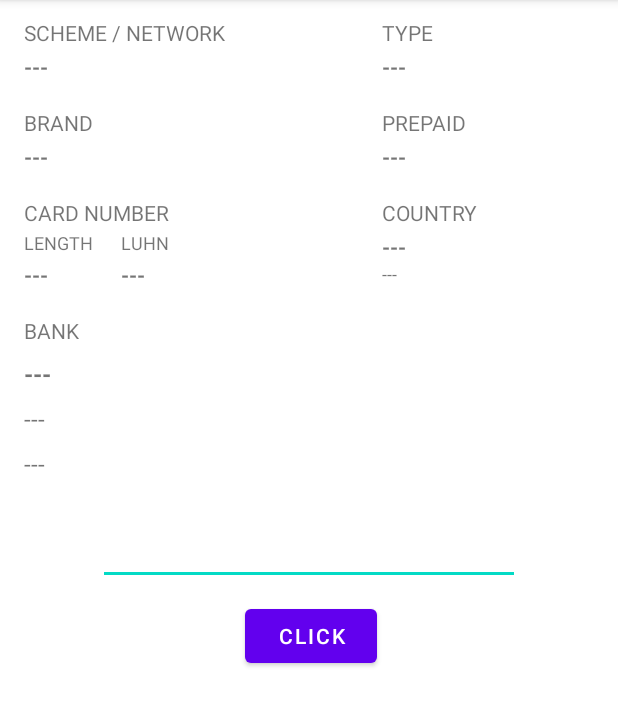
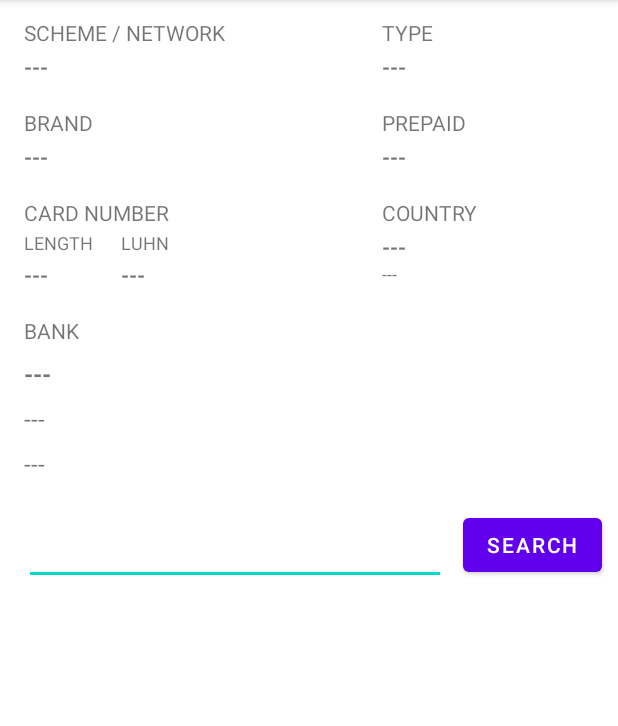
Before and after one commit to Ovsyanka7/binlookup, an Android app: the screen it shows after launch (MainActivity), on a phone screen of 412 x 824 dp, the part 84-810 px from its top. Run offline under Robolectric (Android 15) with nearby library versions, the phone set to English and light mode, and no system bars.

Commit message:
Добавление SQLite и AutoCompleteTextView

```diff
--- /dev/null
+++ b/app/src/main/java/com/example/binlookup/Databases.kt
@@ -0,0 +1,43 @@
+package com.example.binlookup
+
+import android.content.ContentValues
+import android.database.Cursor
+import android.database.sqlite.SQLiteDatabase
+import androidx.appcompat.app.AppCompatActivity
+
+class Databases(private val myDB: SQLiteDatabase) : AppCompatActivity() {
+    private val tableHistory = "tableHistory"
+
+    fun initialDB() {
+        myDB.execSQL(
+            "CREATE TABLE IF NOT EXISTS $tableHistory " +
+                    "(_id INTEGER PRIMARY KEY AUTOINCREMENT, " +
+                    "number VARCHAR(10))"
+        )
+        myDB.close()
+    }
+
+    // Возвращает поисковую историю.
+    fun getHistory(): List<String> {
+        val list = mutableListOf<String>()
+        val myCursor: Cursor = myDB.rawQuery(
+            "SELECT number FROM $tableHistory",
+            null
+        )
+        while (myCursor.moveToNext()) {
+            val number = myCursor.getString(0)
+            list.add(number)
+        }
+        myCursor.close()
+        myDB.close()
+        return list
+    }
+
+    // Добавляет поисковый запрос к истории.
+    fun setHistory(num: String) {
+        val row = ContentValues()
+        row.put("number", num)
+        myDB.insert(tableHistory, null, row)
+        myDB.close()
+    }
+}
--- a/app/src/main/java/com/example/binlookup/MainActivity.kt
+++ b/app/src/main/java/com/example/binlookup/MainActivity.kt
@@ -1,14 +1,17 @@
 package com.example.binlookup
 
 import android.Manifest.permission.CALL_PHONE
+import android.content.Context
 import android.content.Intent
+import android.content.SharedPreferences
 import android.content.pm.PackageManager
+import android.database.sqlite.SQLiteDatabase
 import android.net.Uri
 import android.os.Bundle
 import android.util.JsonReader
-import android.view.View
+import android.widget.ArrayAdapter
+import android.widget.AutoCompleteTextView
 import android.widget.Button
-import android.widget.EditText
 import android.widget.TextView
 import androidx.appcompat.app.AppCompatActivity
 import androidx.core.app.ActivityCompat
@@ -26,8 +29,14 @@ import kotlin.concurrent.thread
 
 
 class MainActivity : AppCompatActivity() {
-
     private val bin = Bin()
+    private var historyList: List<String> = listOf()
+    private val appPreferences = "mySettings"
+    private val dbName = "myDB"
+    private val myDB: SQLiteDatabase
+        get() {
+            return openOrCreateDatabase(dbName, MODE_PRIVATE, null)
+        }
 
     override fun onCreate(savedInstanceState: Bundle?) {
         super.onCreate(savedInstanceState)
@@ -35,10 +44,25 @@ class MainActivity : AppCompatActivity() {
 
         val requestButton: Button = findViewById(R.id.RequestButton)
         val displayText: TextView = findViewById(R.id.tvSchemeTitle)
+        val dataField: AutoCompleteTextView =  findViewById(R.id.DataField)
+
+        val mSettings = getSharedPreferences(appPreferences, Context.MODE_PRIVATE)
+
+        // Если первый запуск.
+        if (!mSettings.getBoolean("firstStart", false)) {
+            Databases(myDB).initialDB()
+
+            val editor: SharedPreferences.Editor = mSettings.edit()
+            editor.putBoolean("firstStart", true)
+            editor.apply()
+        } else {
+            updateHistory()
+        }
 
         requestButton.setOnClickListener {
-            val dataField: EditText =  findViewById(R.id.DataField)
             val num = dataField.text
+
+            updateHistory(num.toString())
 
             val gitHubEndpoint = URL("https://lookup.binlist.net/$num")
             val connection: HttpsURLConnection = gitHubEndpoint.openConnection() as HttpsURLConnection
@@ -57,6 +81,17 @@ class MainActivity : AppCompatActivity() {
                 }
             }
         }
+    }
+
+    private fun updateHistory(newItem: String? = null) {
+        if (newItem != null) {
+            Databases(myDB).setHistory(newItem)
+        }
+
+        historyList = Databases(myDB).getHistory()
+
+        val dataField: AutoCompleteTextView =  findViewById(R.id.DataField)
+        dataField.setAdapter(ArrayAdapter(this, android.R.layout.simple_list_item_1, historyList))
     }
 
     private fun fillInValues() {
@@ -209,7 +244,7 @@ class MainActivity : AppCompatActivity() {
         return bank
     }
 
-    fun onClickMap(view: View) {
+    fun onClickMap() {
         val latitude: Float? = bin.country.latitude?.toFloat()
         val longitude: Float? = bin.country.longitude?.toFloat()
         if (latitude != null && longitude != null) {
@@ -221,7 +256,7 @@ class MainActivity : AppCompatActivity() {
         }
     }
 
-    fun onClickSite(view: View) {
+    fun onClickSite() {
         if (bin.bank.url != null) {
             val url = "http://" + bin.bank.url
             val intent = Intent(Intent.ACTION_VIEW, Uri.parse(url))
@@ -229,7 +264,7 @@ class MainActivity : AppCompatActivity() {
         }
     }
 
-    fun onClickPhoneNumber(view: View) {
+    fun onClickPhoneNumber() {
         val number = bin.bank.phone
         if (number != null) {
             val intent = Intent(Intent.ACTION_CALL, Uri.parse("tel:$number"))
--- a/app/src/main/res/layout/activity_main.xml
+++ b/app/src/main/res/layout/activity_main.xml
@@ -31,19 +31,18 @@
         android:id="@+id/RequestButton"
         android:layout_width="wrap_content"
         android:layout_height="wrap_content"
-        android:layout_marginTop="10dp"
-        android:text="Click"
+        android:text="search"
+        app:layout_constraintBottom_toBottomOf="@+id/DataField"
         app:layout_constraintEnd_toEndOf="parent"
-        app:layout_constraintHorizontal_bias="0.504"
-        app:layout_constraintStart_toStartOf="parent"
-        app:layout_constraintTop_toBottomOf="@+id/DataField" />
+        app:layout_constraintStart_toEndOf="@+id/DataField"
+        app:layout_constraintTop_toTopOf="@+id/DataField" />
 
-    <EditText
+    <AutoCompleteTextView
         android:id="@+id/DataField"
         android:layout_width="281dp"
         android:layout_height="54dp"
+        android:layout_marginStart="16dp"
         android:layout_marginTop="16dp"
-        app:layout_constraintEnd_toEndOf="parent"
         app:layout_constraintStart_toStartOf="parent"
         app:layout_constraintTop_toBottomOf="@+id/tvBankPhoneNumber" />
 
```
